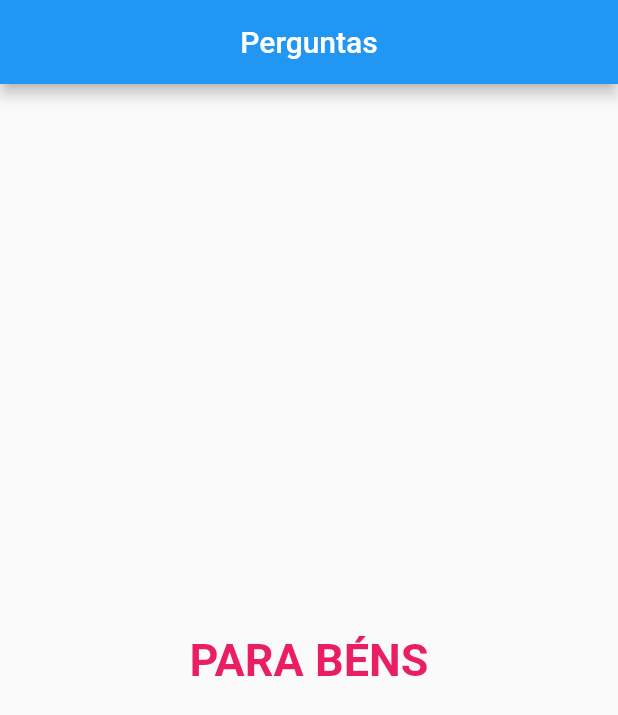
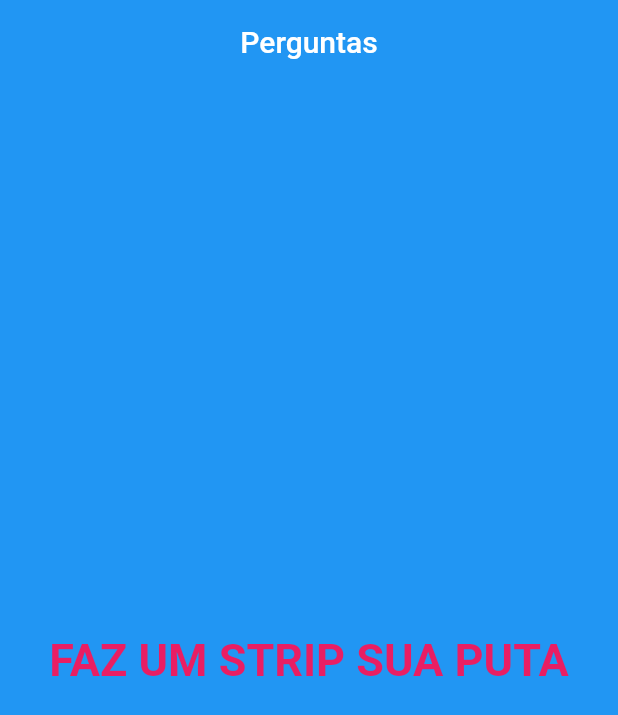
Before and after one commit to SchirmannDev/perguntaserespotas, a Flutter app: the screen it shows after launch, after a tap on "ROSA", after a tap on "CACHORRO", after a tap on "LEONARDO", on a phone screen of 412 x 824 dp. Shown: the top 715 px of the screen. Run offline on Flutter 3.47's test engine with Material 2 defaults, Android fonts, the phone set to English and light mode, and no system bars.

Commit message:
trocando estilos

```diff
--- a/lib/main.dart
+++ b/lib/main.dart
@@ -39,6 +39,7 @@ class _PerguntaAppState extends State<PerguntaApp> {
         debugShowCheckedModeBanner: false,
         home: Scaffold(
           appBar: AppBar(
+            elevation: 0,
             title: Center(
               child: Text('Perguntas'),
             ),
--- a/lib/resposta.dart
+++ b/lib/resposta.dart
@@ -9,7 +9,8 @@ class Resposta extends StatelessWidget {
   @override
   Widget build(BuildContext context) {
     return Container(
-      width: double.infinity,
+      // width: double.infinity,
+      padding: EdgeInsets.symmetric(),
       child: ElevatedButton(
         style: ElevatedButton.styleFrom(
           primary: Color.fromRGBO(65, 105, 225, 40),
--- a/lib/resultado.dart
+++ b/lib/resultado.dart
@@ -3,14 +3,17 @@ import 'package:flutter/material.dart';
 class Resultado extends StatelessWidget {
   @override
   Widget build(BuildContext context) {
-    return Center(
+    return Container(
+      decoration: new BoxDecoration(color: Colors.blue),
+      child: Center(
           child: Text(
-      'PARA BÉNS',
+        'FAZ UM STRIP SUA PUTA',
         style: TextStyle(
           fontSize: 30,
           color: Colors.pink,
           fontWeight: FontWeight.bold,
         ),
-    ));
+      )),
+    );
   }
 }
```
Lines whose indentation alone changed are shown as unchanged.
